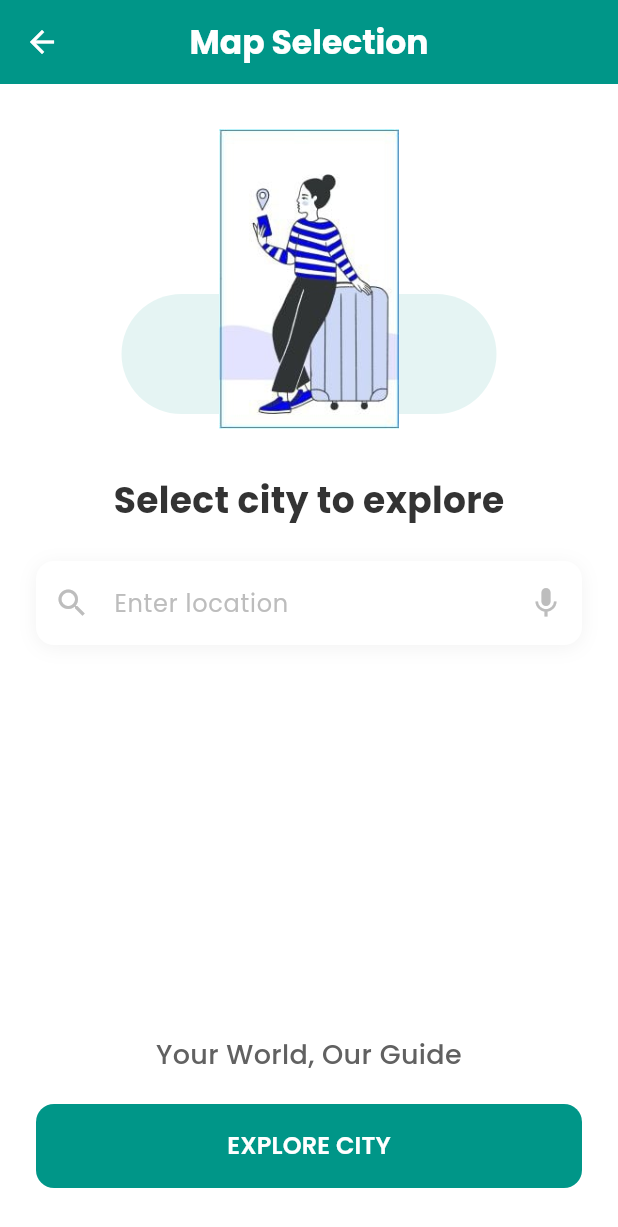
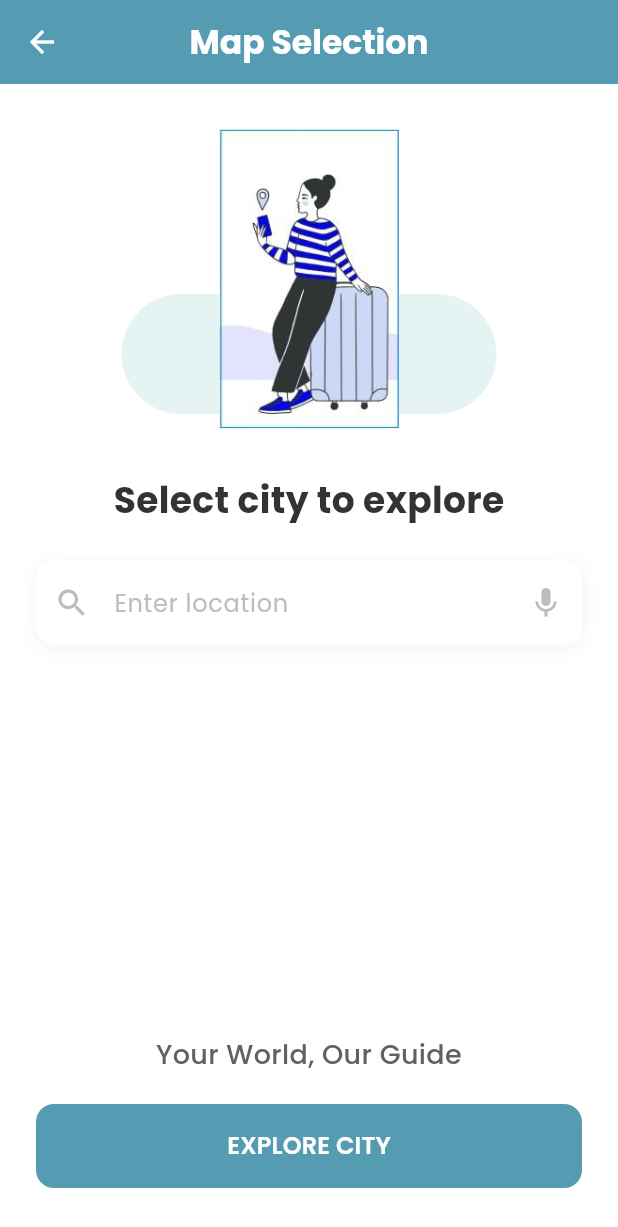
Before and after one commit to Mahad-Ghauri/Tour_guide-main, a Flutter app: the MapSelectionScreen screen opened by its route, on a phone screen of 412 x 824 dp. Shown: the top 1227 px of the screen. Run offline on Flutter 3.47's test engine with Material 3 defaults, Android fonts, the phone set to English and light mode, and no system bars; our stand-ins replace flutter_rating_bar, flutter_staggered_animations, geolocator, google_fonts, google_maps_flutter, image_picker and 6 more; accounts and stored records are empty.

Commit message:
all dobne

```diff
--- a/lib/Screens/map_selection_Screen.dart
+++ b/lib/Screens/map_selection_Screen.dart
@@ -16,9 +16,12 @@ class _MapSelectionScreenState extends State<MapSelectionScreen> {
       appBar: AppBar(
         title: const Text(
           'Map Selection',
-          style: TextStyle(fontWeight: FontWeight.bold),
+          style: TextStyle(
+            fontWeight: FontWeight.bold,
+            color: Colors.white, // Set font color to white
+          ),
         ),
-        backgroundColor: Colors.teal,
+        backgroundColor: const Color(0xFF559CB2), // Match logo screen background color
         foregroundColor: Colors.white,
         elevation: 0,
         centerTitle: true,
@@ -132,8 +135,8 @@ class _MapSelectionScreenState extends State<MapSelectionScreen> {
                     );
                   },
                   style: ElevatedButton.styleFrom(
-                    backgroundColor: Colors.teal,
-                    foregroundColor: Colors.white,
+                    backgroundColor: const Color(0xFF559CB2), // Match logo screen button color
+                    foregroundColor: Colors.white, // Set font color to white
                     shape: RoundedRectangleBorder(
                       borderRadius: BorderRadius.circular(12),
                     ),
```
Also changed, not shown: lib/Components/header_component.dart (+176 -8 lines), lib/Screens/city_selection_screen.dart (+6 -1 lines).
